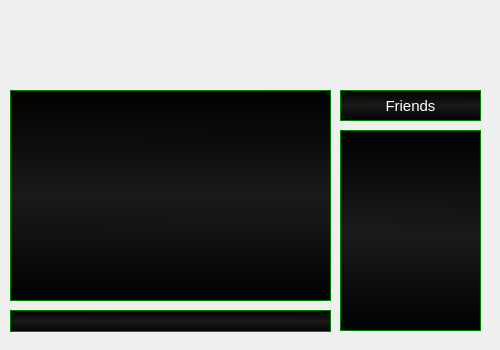
nmhaker/Source-Code, file mainwindow.ui: the form before one commit.
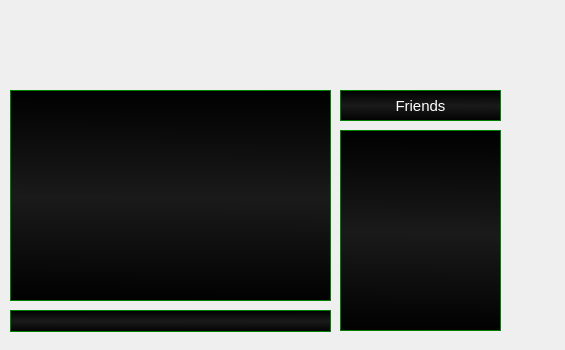
The form after the commit. Custom widgets are drawn as their Qt base class.

```diff
--- a/mainwindow.ui
+++ b/mainwindow.ui
@@ -6,7 +6,7 @@
    <rect>
     <x>0</x>
     <y>0</y>
-    <width>500</width>
+    <width>565</width>
     <height>350</height>
    </rect>
   </property>
@@ -18,7 +18,7 @@
   </property>
   <property name="maximumSize">
    <size>
-    <width>500</width>
+    <width>565</width>
     <height>350</height>
    </size>
   </property>
@@ -43,7 +43,7 @@
      <rect>
       <x>340</x>
       <y>130</y>
-      <width>141</width>
+      <width>161</width>
       <height>201</height>
      </rect>
     </property>
@@ -73,7 +73,7 @@
      <rect>
       <x>340</x>
       <y>90</y>
-      <width>141</width>
+      <width>161</width>
       <height>31</height>
      </rect>
     </property>
@@ -141,6 +141,11 @@
    <extends>QListWidget</extends>
    <header>listwidgetzaprijatelje.h</header>
   </customwidget>
+  <customwidget>
+   <class>ListViewZaPoruke</class>
+   <extends>QListView</extends>
+   <header>listviewzaporuke.h</header>
+  </customwidget>
  </customwidgets>
  <resources/>
  <connections/>
```
Left out of the diff: 2 changed lines with no effect on the pictures.
